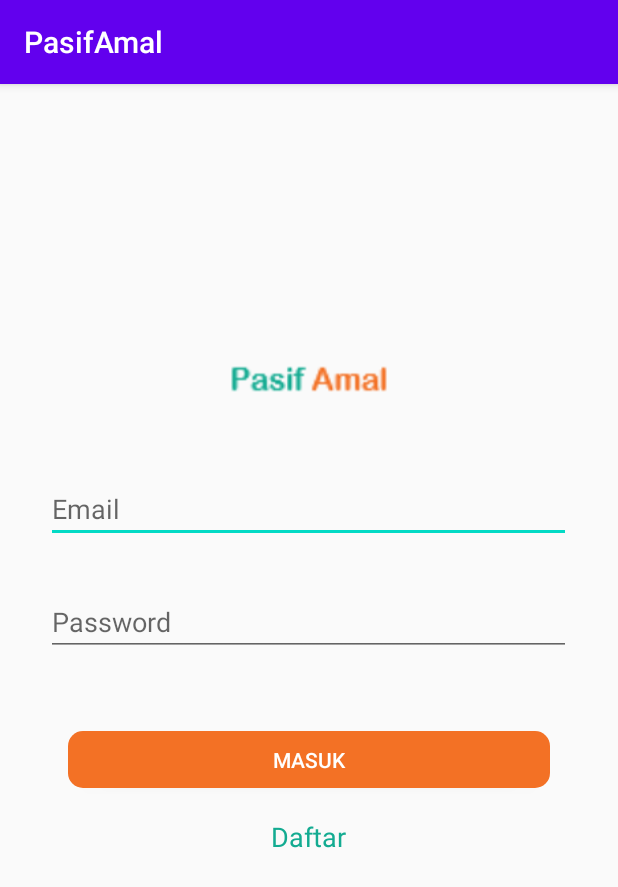
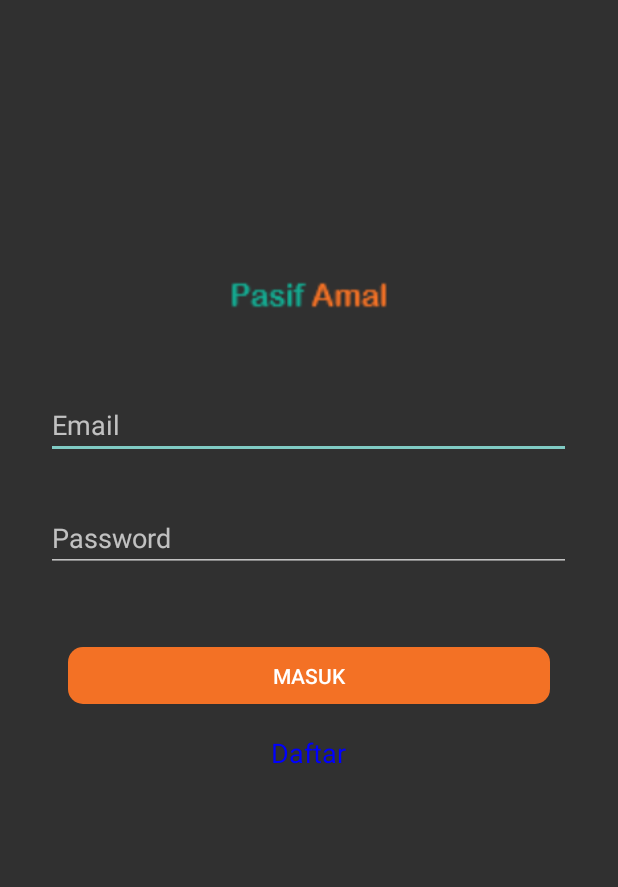
Before and after one commit to DekVii/pasif-amal, an Android app: the screen it shows after launch (MainActivity), on a phone screen of 412 x 824 dp. Shown: the top 887 px of the screen. Run offline under Robolectric (Android 15) with nearby library versions, the phone set to English and light mode, and no system bars; our stand-ins replace Room's generated code.

Commit message:
Activate Fragment and DAO

```diff
--- a/app/src/main/AndroidManifest.xml
+++ b/app/src/main/AndroidManifest.xml
@@ -8,7 +8,7 @@
         android:label="@string/app_name"
         android:roundIcon="@mipmap/ic_launcher_round"
         android:supportsRtl="true"
-        android:theme="@style/AppTheme">
+        android:theme="@style/Theme.Design.NoActionBar">
         <activity android:name=".ui.MainActivity">
             <intent-filter>
                 <action android:name="android.intent.action.MAIN" />
--- a/app/src/main/java/com/example/pasifamal/presenter/LoginPresenter.java
+++ b/app/src/main/java/com/example/pasifamal/presenter/LoginPresenter.java
@@ -2,4 +2,6 @@ package com.example.pasifamal.presenter;
 
 public interface LoginPresenter {
     void loginUser();
+
+    void regisUser();
 }
--- a/app/src/main/java/com/example/pasifamal/ui/LoginFragment.java
+++ b/app/src/main/java/com/example/pasifamal/ui/LoginFragment.java
@@ -1,8 +1,11 @@
 package com.example.pasifamal.ui;
 
+import android.graphics.Color;
 import android.os.Bundle;
 
+import androidx.annotation.Nullable;
 import androidx.fragment.app.Fragment;
+import androidx.navigation.fragment.NavHostFragment;
 
 import android.view.LayoutInflater;
 import android.view.View;
@@ -23,10 +26,12 @@ public class LoginFragment extends Fragment implements LoginView {
 
     private EditText edEmail, edPassword;
     private Button btnMasuk;
+    private TextView tvRegis;
 
     public UserDatabase uDatabase;
     private LoginPresenter loginPresenter;
     private TextView mTextEmpty;
+
 
     @Override
     public View onCreateView(LayoutInflater inflater, ViewGroup container,
@@ -41,10 +46,11 @@ public class LoginFragment extends Fragment implements LoginView {
         uDatabase = UserDatabase.getUserDatabase(getActivity());
         loginPresenter = new LoginPresenterImp(this, uDatabase.userDAO());
 
+        action_text(v);
         btnMasuk.setOnClickListener(new View.OnClickListener() {
             @Override
             public void onClick(View view) {
-
+                viewUser();
             }
         });
         return v;
@@ -52,6 +58,24 @@ public class LoginFragment extends Fragment implements LoginView {
 
     @Override
     public void viewUser() {
+        NavHostFragment.findNavController(LoginFragment.this)
+                .navigate(R.id.action_fLogin_to_fHome);
+    }
 
+    @Override
+    public void regisUser() {
+        NavHostFragment.findNavController(LoginFragment.this)
+                .navigate(R.id.action_fLogin_to_fRegister);
+    }
+
+    public void action_text(View view){
+        tvRegis = (TextView) view.findViewById(R.id.btn_regis);
+        tvRegis.setTextColor(Color.BLUE);
+        tvRegis.setOnClickListener(new View.OnClickListener() {
+            @Override
+            public void onClick(View view) {
+                regisUser();
+            }
+        });
     }
 }
--- a/app/src/main/java/com/example/pasifamal/view/LoginView.java
+++ b/app/src/main/java/com/example/pasifamal/view/LoginView.java
@@ -1,5 +1,8 @@
 package com.example.pasifamal.view;
+
+import android.view.View;
 
 public interface LoginView {
     void viewUser();
+    void regisUser();
 }
--- a/app/src/main/res/layout/fragment_login.xml
+++ b/app/src/main/res/layout/fragment_login.xml
@@ -28,6 +28,7 @@
         <EditText
             android:id="@+id/user_email"
             android:hint="Email"
+            android:inputType="textEmailAddress"
             android:layout_marginTop="41dp"
             android:layout_gravity="center"
             android:layout_width="350dp"
@@ -35,6 +36,7 @@
         <EditText
             android:id="@+id/user_password"
             android:hint="Password"
+            android:inputType="textPassword"
             android:layout_marginTop="30dp"
             android:layout_gravity="center"
             android:layout_width="350dp"
@@ -52,13 +54,16 @@
             />
 
         <TextView
+            android:id="@+id/btn_regis"
             android:textColor="@color/biru"
             android:layout_marginTop="20dp"
+            android:layout_gravity="center"
+            android:focusable="true"
             android:clickable="true"
+            android:onClick="action_text"
             android:textSize="18dp"
-            android:layout_gravity="center"
             android:text="Daftar"
             android:layout_width="wrap_content"
-            android:layout_height="wrap_content"/>
+            android:layout_height="wrap_content" />
     </LinearLayout>
 </FrameLayout>
```
Also changed, not shown: app/src/main/java/com/example/pasifamal/presenter/LoginPresenterImp.java (+8 -0 lines).
